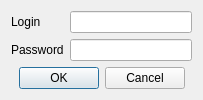
Old version of the form PyFANS/UI/UI_email_auth.ui in the repository zigorrom/PyFANS.
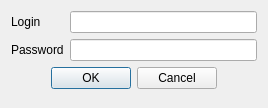
New version of the form. Icons and pictures are not drawn.

Diff of the .ui file:
```diff
--- a/PyFANS/UI/UI_email_auth.ui
+++ b/PyFANS/UI/UI_email_auth.ui
@@ -6,8 +6,8 @@
    <rect>
     <x>0</x>
     <y>0</y>
-    <width>203</width>
-    <height>93</height>
+    <width>268</width>
+    <height>108</height>
    </rect>
   </property>
   <property name="sizePolicy">
```
Left out of the diff: 8 changed lines with no effect on the pictures.
